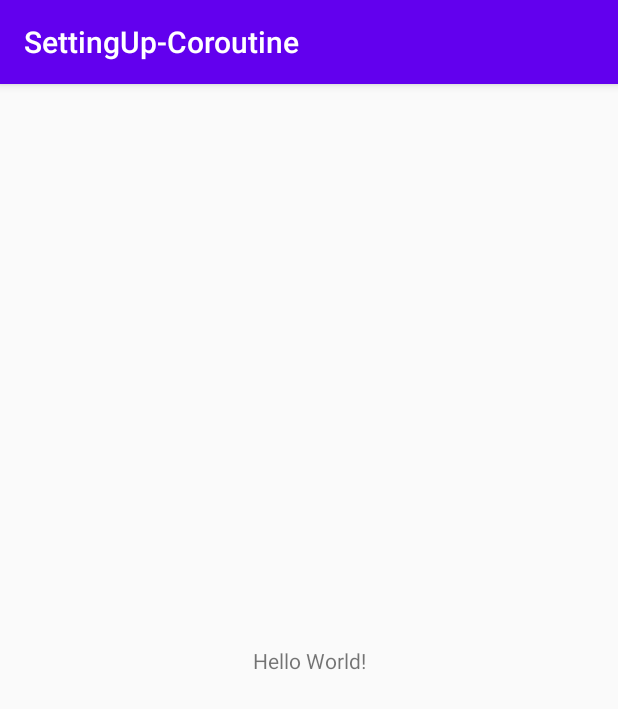
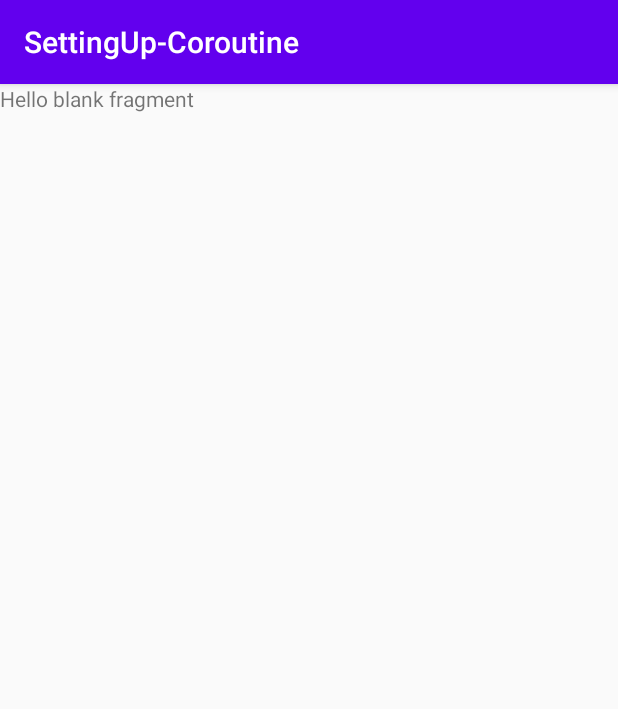
Before and after one commit to aungpyaesone/SettingUp-Coroutine-Basic, an Android app: the screen it shows after launch (MainActivity), on a phone screen of 412 x 824 dp. Shown: the top 709 px of the screen. Run offline under Robolectric (Android 15) with nearby library versions, the phone set to English and light mode, and no system bars.

Commit message:
setup network layer with coroutine done

```diff
--- a/app/src/main/AndroidManifest.xml
+++ b/app/src/main/AndroidManifest.xml
@@ -1,6 +1,8 @@
 <?xml version="1.0" encoding="utf-8"?>
 <manifest xmlns:android="http://schemas.android.com/apk/res/android"
     package="com.padc.settingup_coroutine">
+
+    <uses-permission android:name="android.permission.INTERNET"/>
 
     <application
         android:allowBackup="true"
--- /dev/null
+++ b/app/src/main/java/com/padc/settingup_coroutine/fragments/overivew/OverviewFragment.kt
@@ -0,0 +1,60 @@
+package com.padc.settingup_coroutine.fragments.overivew
+
+import android.os.Bundle
+import androidx.fragment.app.Fragment
+import android.view.LayoutInflater
+import android.view.View
+import android.view.ViewGroup
+import com.padc.settingup_coroutine.R
+
+// TODO: Rename parameter arguments, choose names that match
+// the fragment initialization parameters, e.g. ARG_ITEM_NUMBER
+private const val ARG_PARAM1 = "param1"
+private const val ARG_PARAM2 = "param2"
+
+/**
+ * A simple [Fragment] subclass.
+ * Use the [OverviewFragment.newInstance] factory method to
+ * create an instance of this fragment.
+ */
+class OverviewFragment : Fragment() {
+    // TODO: Rename and change types of parameters
+    private var param1: String? = null
+    private var param2: String? = null
+
+    override fun onCreate(savedInstanceState: Bundle?) {
+        super.onCreate(savedInstanceState)
+        arguments?.let {
+            param1 = it.getString(ARG_PARAM1)
+            param2 = it.getString(ARG_PARAM2)
+        }
+    }
+
+    override fun onCreateView(
+        inflater: LayoutInflater, container: ViewGroup?,
+        savedInstanceState: Bundle?
+    ): View? {
+        // Inflate the layout for this fragment
+        return inflater.inflate(R.layout.fragment_overview, container, false)
+    }
+
+    companion object {
+        /**
+         * Use this factory method to create a new instance of
+         * this fragment using the provided parameters.
+         *
+         * @param param1 Parameter 1.
+         * @param param2 Parameter 2.
+         * @return A new instance of fragment OverviewFragment.
+         */
+        // TODO: Rename and change types and number of parameters
+        @JvmStatic
+        fun newInstance(param1: String, param2: String) =
+            OverviewFragment().apply {
+                arguments = Bundle().apply {
+                    putString(ARG_PARAM1, param1)
+                    putString(ARG_PARAM2, param2)
+                }
+            }
+    }
+}
--- /dev/null
+++ b/app/src/main/java/com/padc/settingup_coroutine/fragments/overivew/OverviewViewModel.kt
@@ -0,0 +1,4 @@
+package com.padc.settingup_coroutine.fragments.overivew
+
+class OverviewViewModel {
+}
--- a/app/src/main/res/layout/activity_main.xml
+++ b/app/src/main/res/layout/activity_main.xml
@@ -6,13 +6,12 @@
     android:layout_height="match_parent"
     tools:context=".MainActivity">
 
-    <TextView
-        android:layout_width="wrap_content"
-        android:layout_height="wrap_content"
-        android:text="Hello World!"
-        app:layout_constraintBottom_toBottomOf="parent"
-        app:layout_constraintLeft_toLeftOf="parent"
-        app:layout_constraintRight_toRightOf="parent"
-        app:layout_constraintTop_toTopOf="parent" />
+    <fragment
+        android:layout_width="match_parent"
+        android:layout_height="match_parent"
+        android:id="@+id/nav_host_fragment"
+        android:name="androidx.navigation.fragment.NavHostFragment"
+        app:defaultNavHost="true"
+        app:navGraph = "@navigation/nav_graph"/>
 
 </androidx.constraintlayout.widget.ConstraintLayout>
--- /dev/null
+++ b/app/src/main/res/layout/fragment_overview.xml
@@ -0,0 +1,14 @@
+<?xml version="1.0" encoding="utf-8"?>
+<FrameLayout xmlns:android="http://schemas.android.com/apk/res/android"
+    xmlns:tools="http://schemas.android.com/tools"
+    android:layout_width="match_parent"
+    android:layout_height="match_parent"
+    tools:context=".fragments.overivew.OverviewFragment">
+
+    <!-- TODO: Update blank fragment layout -->
+    <TextView
+        android:layout_width="match_parent"
+        android:layout_height="match_parent"
+        android:text="@string/hello_blank_fragment" />
+
+</FrameLayout>
--- /dev/null
+++ b/app/src/main/res/navigation/nav_graph.xml
@@ -0,0 +1,18 @@
+<?xml version="1.0" encoding="utf-8"?>
+<navigation xmlns:android="http://schemas.android.com/apk/res/android"
+    xmlns:app="http://schemas.android.com/apk/res-auto"
+    xmlns:tools="http://schemas.android.com/tools"
+    android:id="@+id/nav_graph"
+    app:startDestination="@id/overviewFragment">
+
+    <fragment
+        android:id="@+id/overviewFragment"
+        android:name="com.padc.settingup_coroutine.fragments.overivew.OverviewFragment"
+        android:label="fragment_overview"
+        tools:layout="@layout/fragment_overview" />
+    <fragment
+        android:id="@+id/detailFragment"
+        android:name="com.padc.settingup_coroutine.fragments.details.DetailFragment"
+        android:label="fragment_detail"
+        tools:layout="@layout/fragment_detail" />
+</navigation>
--- a/app/src/main/res/values/strings.xml
+++ b/app/src/main/res/values/strings.xml
@@ -1,3 +1,5 @@
 <resources>
     <string name="app_name">SettingUp-Coroutine</string>
+    <!-- TODO: Remove or change this placeholder text -->
+    <string name="hello_blank_fragment">Hello blank fragment</string>
 </resources>
```
Also changed, not shown: app/build.gradle (+39 -3 lines), app/src/main/java/com/padc/settingup_coroutine/data/vos/MarsProperty.kt (added, +9 -0 lines), app/src/main/java/com/padc/settingup_coroutine/fragments/details/DetailFragment.kt (added, +60 -0 lines), app/src/main/java/com/padc/settingup_coroutine/network/MarsApi.kt (added, +22 -0 lines), app/src/main/java/com/padc/settingup_coroutine/network/MarsApiService.kt (added, +9 -0 lines), app/src/main/res/layout/fragment_detail.xml (added, +14 -0 lines), build.gradle (+18 -0 lines).
